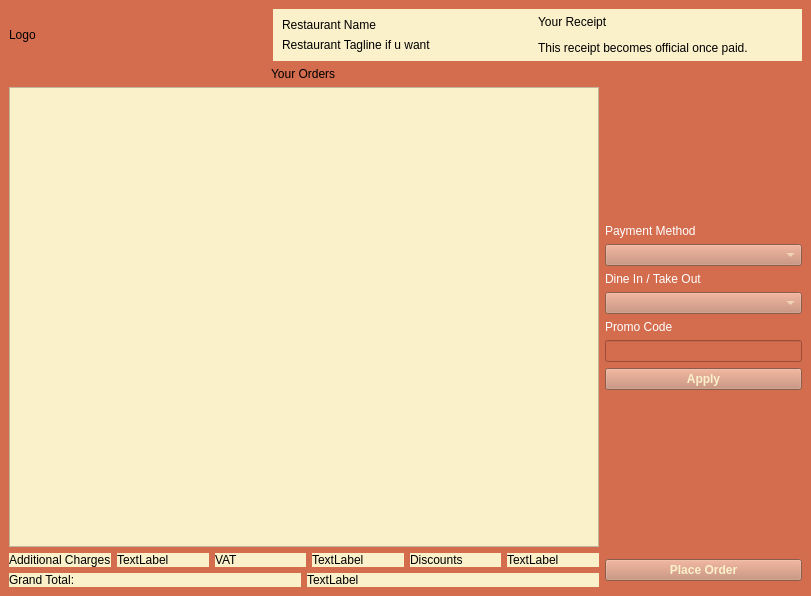
Before: the Qt Designer form checkoutwindow.ui in PeteCastle/PEx5, drawn with Qt 5.
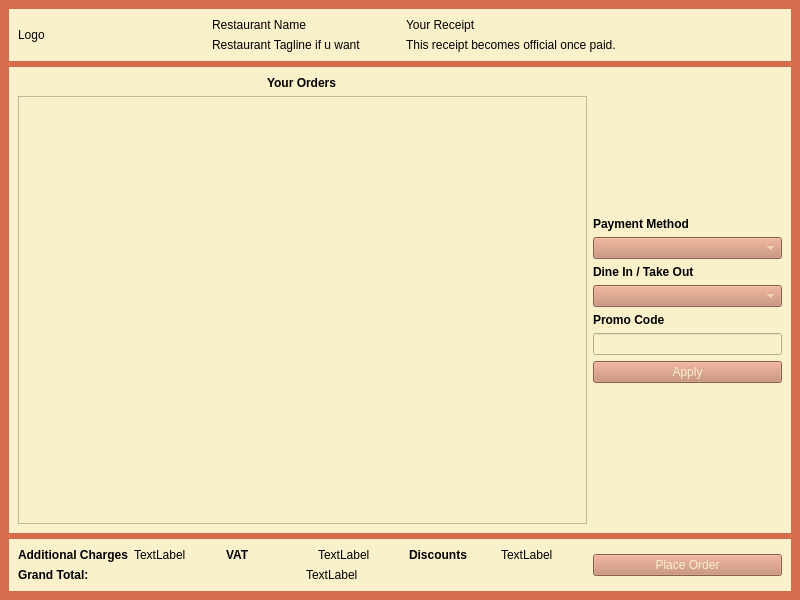
After: the same form once the commit is applied.

The edit to the form file:
```diff
--- a/checkoutwindow.ui
+++ b/checkoutwindow.ui
@@ -6,8 +6,8 @@
    <rect>
     <x>0</x>
     <y>0</y>
-    <width>811</width>
-    <height>596</height>
+    <width>800</width>
+    <height>600</height>
    </rect>
   </property>
   <property name="windowTitle">
@@ -19,10 +19,12 @@
   <widget class="QWidget" name="centralwidget">
    <layout class="QVBoxLayout" name="verticalLayout_6">
     <item>
-     <layout class="QHBoxLayout" name="horizontalLayout" stretch="0,0,0">
-      <property name="spacing">
-       <number>0</number>
+     <widget class="QWidget" name="" native="true">
+      <property name="styleSheet">
+       <string notr="true">background-color: rgb(250, 240, 202);
+</string>
       </property>
+      <layout class="QHBoxLayout" name="horizontalLayout" stretch="25,25,50">
       <item>
        <widget class="QLabel" name="Logo">
         <property name="text">
@@ -31,17 +33,9 @@
        </widget>
       </item>
       <item>
-       <widget class="QWidget" name="" native="true">
-        <property name="styleSheet">
-         <string notr="true">background-color: rgb(250, 240, 202);
-color: rgb(0, 0, 0);</string>
-        </property>
         <layout class="QVBoxLayout" name="verticalLayout_2">
          <item>
           <widget class="QLabel" name="OtherLabel3">
-           <property name="styleSheet">
-            <string notr="true"/>
-           </property>
            <property name="text">
             <string>Restaurant Name</string>
            </property>
@@ -49,26 +43,17 @@
          </item>
          <item>
           <widget class="QLabel" name="OtherLabel4">
-           <property name="styleSheet">
-            <string notr="true"/>
-           </property>
            <property name="text">
             <string>Restaurant Tagline if u want</string>
            </property>
           </widget>
          </item>
         </layout>
-       </widget>
       </item>
       <item>
        <layout class="QVBoxLayout" name="verticalLayout">
         <item>
          <widget class="QLabel" name="OtherLabel1">
-          <property name="styleSheet">
-           <string notr="true">background-color: rgb(250, 240, 202);
-color: rgb(0, 0, 0);
-</string>
-          </property>
           <property name="text">
            <string>Your Receipt</string>
           </property>
@@ -76,11 +61,6 @@
         </item>
         <item>
          <widget class="QLabel" name="OtherLabel2">
-          <property name="styleSheet">
-           <string notr="true">background-color: rgb(250, 240, 202);
-color: rgb(0, 0, 0);
-</string>
-          </property>
           <property name="text">
            <string>This receipt becomes official once paid.</string>
           </property>
@@ -89,25 +69,32 @@
        </layout>
       </item>
      </layout>
+     </widget>
     </item>
     <item>
+     <widget class="QWidget" name="" native="true">
+      <property name="styleSheet">
+       <string notr="true">background-color: rgb(250, 240, 202);
+</string>
+      </property>
      <layout class="QHBoxLayout" name="horizontalLayout_2" stretch="75,25">
       <item>
        <layout class="QVBoxLayout" name="verticalLayout_4">
         <item alignment="Qt::AlignHCenter">
          <widget class="QLabel" name="OtherLabel5">
+           <property name="font">
+            <font>
+             <weight>75</weight>
+             <bold>true</bold>
+            </font>
+           </property>
           <property name="text">
            <string>Your Orders</string>
           </property>
          </widget>
         </item>
         <item>
-         <widget class="QTableWidget" name="tableWidget">
-          <property name="styleSheet">
-           <string notr="true">background-color: rgb(250, 240, 202);
-</string>
-          </property>
-         </widget>
+          <widget class="QTableWidget" name="tableWidget"/>
         </item>
        </layout>
       </item>
@@ -128,8 +115,11 @@
         </item>
         <item>
          <widget class="QLabel" name="PaymentMethodLabel">
-          <property name="styleSheet">
-           <string notr="true">color: rgb(255, 255, 255);</string>
+           <property name="font">
+            <font>
+             <weight>75</weight>
+             <bold>true</bold>
+            </font>
           </property>
           <property name="text">
            <string>Payment Method</string>
@@ -138,11 +128,6 @@
         </item>
         <item>
          <widget class="QComboBox" name="PaymentMethod">
-          <property name="font">
-           <font>
-            <bold>true</bold>
-           </font>
-          </property>
           <property name="styleSheet">
            <string notr="true">color: rgb(250, 240, 202);
 background-color: rgb(195, 132, 107);</string>
@@ -151,8 +136,11 @@
         </item>
         <item>
          <widget class="QLabel" name="DeliveryMethodLabel">
-          <property name="styleSheet">
-           <string notr="true">color: rgb(255, 255, 255);</string>
+           <property name="font">
+            <font>
+             <weight>75</weight>
+             <bold>true</bold>
+            </font>
           </property>
           <property name="text">
            <string>Dine In / Take Out</string>
@@ -161,11 +149,6 @@
         </item>
         <item>
          <widget class="QComboBox" name="DeliveryMethod">
-          <property name="font">
-           <font>
-            <bold>true</bold>
-           </font>
-          </property>
           <property name="styleSheet">
            <string notr="true">color: rgb(250, 240, 202);
 background-color: rgb(195, 132, 107);</string>
@@ -174,8 +157,11 @@
         </item>
         <item>
          <widget class="QLabel" name="PromoCodeLabel">
-          <property name="styleSheet">
-           <string notr="true">color: rgb(255, 255, 255);</string>
+           <property name="font">
+            <font>
+             <weight>75</weight>
+             <bold>true</bold>
+            </font>
           </property>
           <property name="text">
            <string>Promo Code</string>
@@ -183,24 +169,10 @@
          </widget>
         </item>
         <item>
-         <widget class="QLineEdit" name="PromoCode">
-          <property name="font">
-           <font>
-            <bold>true</bold>
-           </font>
-          </property>
-          <property name="styleSheet">
-           <string notr="true">color: rgb(255, 255, 255);</string>
-          </property>
-         </widget>
+          <widget class="QLineEdit" name="PromoCode"/>
         </item>
         <item>
          <widget class="QPushButton" name="PromoCodeApplyButton">
-          <property name="font">
-           <font>
-            <bold>true</bold>
-           </font>
-          </property>
           <property name="styleSheet">
            <string notr="true">color: rgb(250, 240, 202);
 background-color: rgb(195, 132, 107);</string>
@@ -226,8 +198,14 @@
        </layout>
       </item>
      </layout>
+     </widget>
     </item>
     <item>
+     <widget class="QWidget" name="" native="true">
+      <property name="styleSheet">
+       <string notr="true">background-color: rgb(250, 240, 202);
+</string>
+      </property>
      <layout class="QHBoxLayout" name="horizontalLayout_5" stretch="75,25">
       <item>
        <layout class="QVBoxLayout" name="verticalLayout_5">
@@ -235,9 +213,11 @@
          <layout class="QHBoxLayout" name="horizontalLayout_3">
           <item>
            <widget class="QLabel" name="AdditionalChargeLabel">
-            <property name="styleSheet">
-             <string notr="true">background-color: rgb(250, 240, 202);
-color: rgb(0, 0, 0);</string>
+             <property name="font">
+              <font>
+               <weight>75</weight>
+               <bold>true</bold>
+              </font>
             </property>
             <property name="text">
              <string>Additional Charges</string>
@@ -246,10 +226,6 @@
           </item>
           <item>
            <widget class="QLabel" name="AdditionalCharge">
-            <property name="styleSheet">
-             <string notr="true">background-color: rgb(250, 240, 202);
-color: rgb(0, 0, 0);</string>
-            </property>
             <property name="text">
              <string>TextLabel</string>
             </property>
@@ -257,9 +233,11 @@
           </item>
           <item>
            <widget class="QLabel" name="VATLabel">
-            <property name="styleSheet">
-             <string notr="true">background-color: rgb(250, 240, 202);
-color: rgb(0, 0, 0);</string>
+             <property name="font">
+              <font>
+               <weight>75</weight>
+               <bold>true</bold>
+              </font>
             </property>
             <property name="text">
              <string>VAT</string>
@@ -268,10 +246,6 @@
           </item>
           <item>
            <widget class="QLabel" name="VAT">
-            <property name="styleSheet">
-             <string notr="true">background-color: rgb(250, 240, 202);
-color: rgb(0, 0, 0);</string>
-            </property>
             <property name="text">
              <string>TextLabel</string>
             </property>
@@ -279,9 +253,11 @@
           </item>
           <item>
            <widget class="QLabel" name="DiscountsLabel">
-            <property name="styleSheet">
-             <string notr="true">background-color: rgb(250, 240, 202);
-color: rgb(0, 0, 0);</string>
+             <property name="font">
+              <font>
+               <weight>75</weight>
+               <bold>true</bold>
+              </font>
             </property>
             <property name="text">
              <string>Discounts</string>
@@ -290,10 +266,6 @@
           </item>
           <item>
            <widget class="QLabel" name="Discounts">
-            <property name="styleSheet">
-             <string notr="true">background-color: rgb(250, 240, 202);
-color: rgb(0, 0, 0);</string>
-            </property>
             <property name="text">
              <string>TextLabel</string>
             </property>
@@ -305,9 +277,11 @@
          <layout class="QHBoxLayout" name="horizontalLayout_4">
           <item>
            <widget class="QLabel" name="GrandTotalLabel">
-            <property name="styleSheet">
-             <string notr="true">background-color: rgb(250, 240, 202);
-color: rgb(0, 0, 0);</string>
+             <property name="font">
+              <font>
+               <weight>75</weight>
+               <bold>true</bold>
+              </font>
             </property>
             <property name="text">
              <string>Grand Total:</string>
@@ -316,10 +290,6 @@
           </item>
           <item>
            <widget class="QLabel" name="GrandTotal">
-            <property name="styleSheet">
-             <string notr="true">background-color: rgb(250, 240, 202);
-color: rgb(0, 0, 0);</string>
-            </property>
             <property name="text">
              <string>TextLabel</string>
             </property>
@@ -331,11 +301,6 @@
       </item>
       <item>
        <widget class="QPushButton" name="PlacePrderButton">
-        <property name="font">
-         <font>
-          <bold>true</bold>
-         </font>
-        </property>
         <property name="styleSheet">
          <string notr="true">color: rgb(250, 240, 202);
 background-color: rgb(195, 132, 107);</string>
@@ -346,6 +311,7 @@
        </widget>
       </item>
      </layout>
+     </widget>
     </item>
    </layout>
   </widget>
```
Lines whose indentation alone changed are shown as unchanged.
